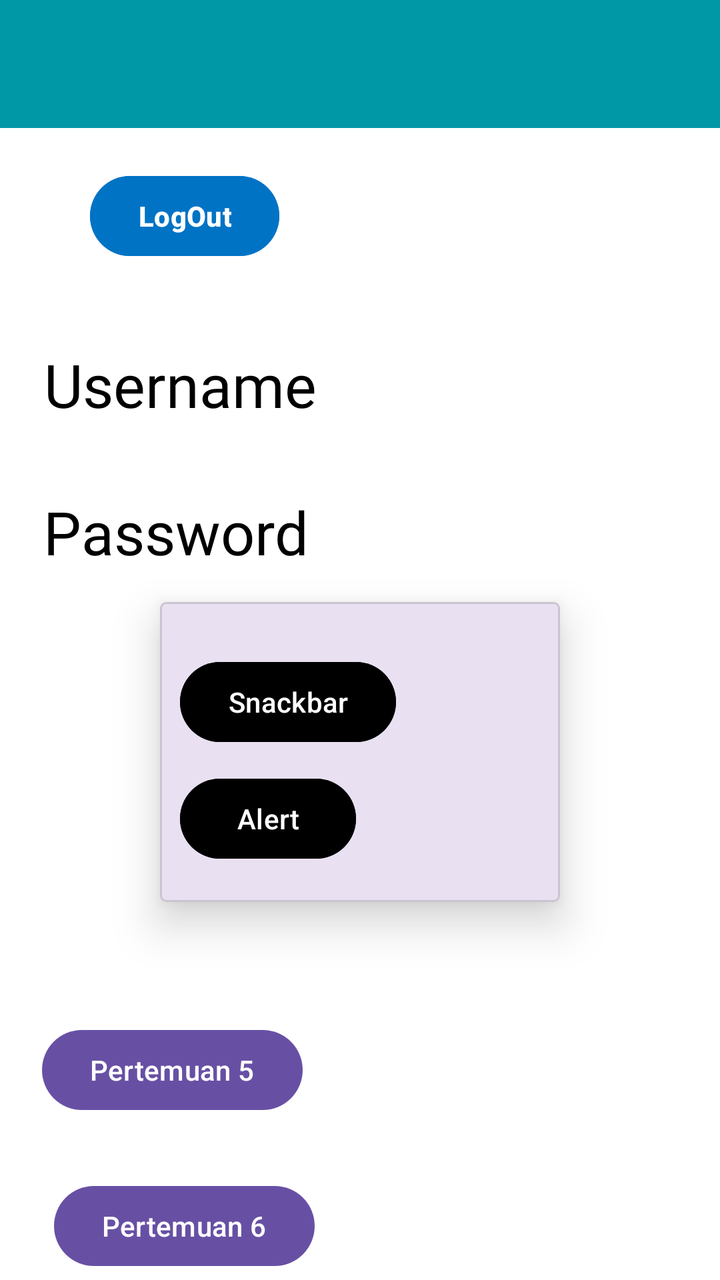
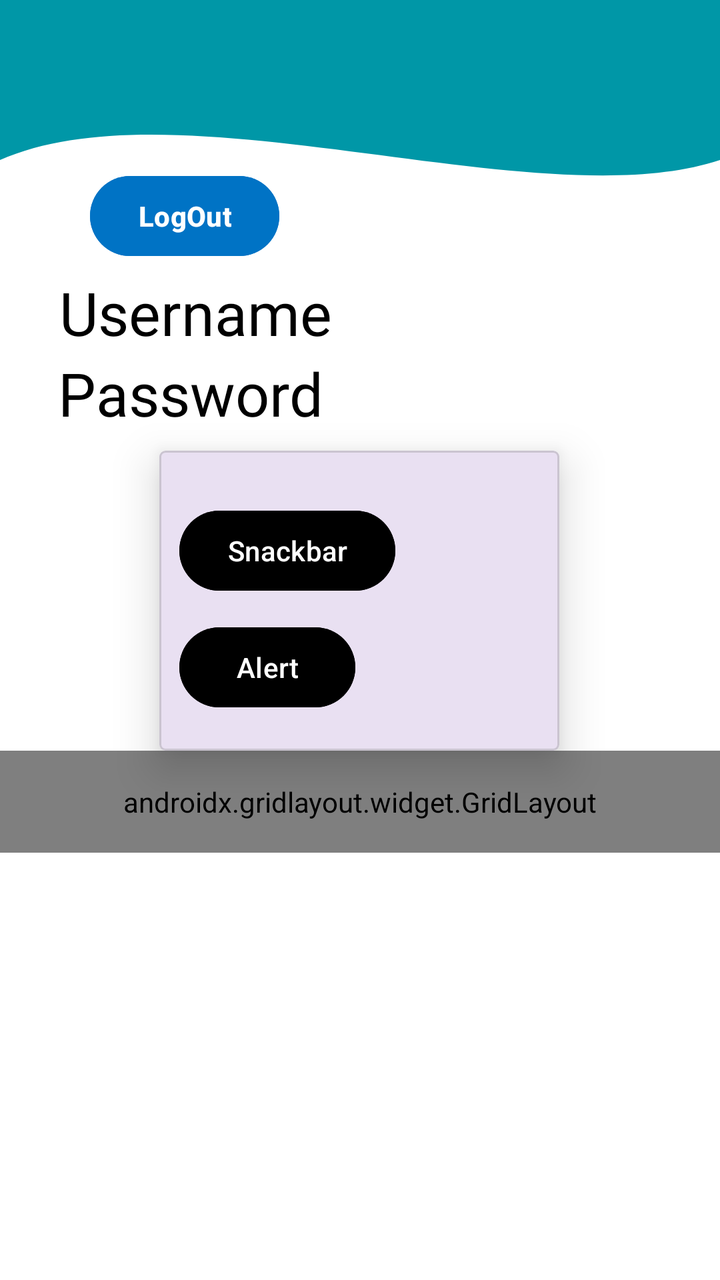

Screens rendered from an Android XML layout before and after an edit, with the pre-edit source and the edit as a unified diff.
<!-- AndroidManifest.xml: application theme Theme.Hanif_3TIA -->
<!-- res/layout/fragment_home.xml -->
<?xml version="1.0" encoding="utf-8"?>
<androidx.constraintlayout.widget.ConstraintLayout xmlns:android="http://schemas.android.com/apk/res/android"
    xmlns:tools="http://schemas.android.com/tools"
    android:layout_width="match_parent"
    android:layout_height="match_parent"
    xmlns:app="http://schemas.android.com/apk/res-auto"
    tools:context=".Home.HomeFragment"
    android:background="#FFFFFF">

    

    <androidx.appcompat.widget.Toolbar
        android:id="@+id/toolbar"
        android:layout_width="match_parent"
        android:layout_height="?attr/actionBarSize"

        android:background="#0097A7"
        app:layout_constraintEnd_toEndOf="parent"
        app:layout_constraintHorizontal_bias="1.0"
        app:layout_constraintStart_toStartOf="parent"
        app:layout_constraintTop_toTopOf="parent" />

    <TextView
        android:id="@+id/txtUsername"
        android:layout_width="wrap_content"
        android:layout_height="wrap_content"
        android:layout_marginTop="40dp"
        android:fontFamily="@font/harmonyos_sans_black"
        android:text="Username"
        android:textColor="@color/black"
        android:textSize="30dp"
        app:layout_constraintEnd_toEndOf="parent"
        app:layout_constraintHorizontal_bias="0.098"
        app:layout_constraintStart_toStartOf="parent"
        app:layout_constraintTop_toBottomOf="@+id/btnLogout" />

    <TextView
        android:id="@+id/txtPassword"
        android:layout_width="wrap_content"
        android:layout_height="wrap_content"
        android:fontFamily="@font/harmonyos_sans_black"
        android:text="Password"
        android:textColor="@color/black"
        android:textSize="30dp"
        app:layout_constraintBottom_toBottomOf="parent"
        app:layout_constraintEnd_toEndOf="parent"
        app:layout_constraintHorizontal_bias="0.095"
        app:layout_constraintStart_toStartOf="parent"
        app:layout_constraintTop_toBottomOf="@+id/txtUsername"
        app:layout_constraintVertical_bias="0.086" />


    
    <com.google.android.material.card.MaterialCardView
        android:id="@+id/materialCardView"
        android:layout_width="200dp"
        android:layout_height="150dp"
        app:cardCornerRadius="3dp"
        app:cardElevation="13dp"
        app:layout_constraintBottom_toBottomOf="parent"
        app:layout_constraintEnd_toEndOf="parent"
        app:layout_constraintStart_toStartOf="parent"
        app:layout_constraintTop_toBottomOf="@+id/txtPassword"
        app:layout_constraintVertical_bias="0.073">

        <androidx.constraintlayout.widget.ConstraintLayout
            android:layout_width="match_parent"
            android:layout_height="match_parent"
            android:layout_margin="10dp">

            <Button
                android:id="@+id/btnSnackBar"
                android:layout_width="wrap_content"
                android:layout_height="wrap_content"
                android:layout_marginTop="16dp"
                android:backgroundTint="@color/black"
                android:text="Snackbar"
                app:layout_constraintEnd_toEndOf="parent"
                app:layout_constraintHorizontal_bias="0.0"
                app:layout_constraintStart_toStartOf="parent"
                app:layout_constraintTop_toTopOf="parent" />

            <Button
                android:id="@+id/btnAlert"
                android:layout_width="wrap_content"
                android:layout_height="wrap_content"
                android:backgroundTint="@color/black"
                android:text="Alert"
                app:layout_constraintBottom_toBottomOf="parent"
                app:layout_constraintEnd_toEndOf="parent"
                app:layout_constraintHorizontal_bias="0.0"
                app:layout_constraintStart_toStartOf="parent"
                app:layout_constraintTop_toBottomOf="@+id/btnSnackBar"
                app:layout_constraintVertical_bias="0.578" />
        </androidx.constraintlayout.widget.ConstraintLayout>


    </com.google.android.material.card.MaterialCardView>

    <Button
        android:id="@+id/btnToLima"
        android:layout_width="wrap_content"
        android:layout_height="wrap_content"
        android:layout_marginTop="60dp"
        android:text="Pertemuan 5"
        app:layout_constraintEnd_toEndOf="parent"
        app:layout_constraintHorizontal_bias="0.092"
        app:layout_constraintStart_toStartOf="parent"
        app:layout_constraintTop_toBottomOf="@+id/materialCardView" />

    <Button
        android:id="@+id/btnLogout"
        android:layout_width="wrap_content"
        android:layout_height="wrap_content"
        android:layout_marginTop="20dp"
        android:backgroundTint="#0073C5"
        android:text="LogOut"
        android:textStyle="bold"
        app:layout_constraintEnd_toEndOf="parent"
        app:layout_constraintHorizontal_bias="0.17"
        app:layout_constraintStart_toStartOf="parent"
        app:layout_constraintTop_toBottomOf="@+id/toolbar" />

    <Button
        android:id="@+id/btntoEnam"
        android:layout_width="wrap_content"
        android:layout_height="wrap_content"
        android:layout_marginTop="28dp"
        android:text="Pertemuan 6"
        app:layout_constraintBottom_toBottomOf="parent"
        app:layout_constraintEnd_toEndOf="parent"
        app:layout_constraintHorizontal_bias="0.117"
        app:layout_constraintStart_toStartOf="parent"
        app:layout_constraintTop_toBottomOf="@+id/btnToLima"
        app:layout_constraintVertical_bias="0.382"/>

</androidx.constraintlayout.widget.ConstraintLayout>
<!-- resources referenced by this layout -->
<resources>
  <color name="black">#FF000000</color>
  <style name="Theme.Hanif_3TIA" parent="Base.Theme.Hanif_3TIA" />
  <style name="Base.Theme.Hanif_3TIA" parent="Theme.Material3.DayNight.NoActionBar">
          
          
      </style>
</resources>

<!-- the commit's change to res/layout/fragment_home.xml (unified diff, before → after) -->
@@ -8,6 +8,14 @@
     android:background="#FFFFFF">
 
     
+    <View
+        android:id="@+id/background_header"
+        android:layout_width="0dp"
+        android:layout_height="200dp"
+        android:background="@drawable/bg_header_wave"
+        app:layout_constraintStart_toStartOf="parent"
+        app:layout_constraintEnd_toEndOf="parent"
+        app:layout_constraintTop_toTopOf="parent" />
 
     <androidx.appcompat.widget.Toolbar
         android:id="@+id/toolbar"
@@ -20,17 +28,20 @@
         app:layout_constraintStart_toStartOf="parent"
         app:layout_constraintTop_toTopOf="parent" />
 
+
+    
+
     <TextView
         android:id="@+id/txtUsername"
         android:layout_width="wrap_content"
         android:layout_height="wrap_content"
-        android:layout_marginTop="40dp"
+        android:layout_marginTop="4dp"
         android:fontFamily="@font/harmonyos_sans_black"
         android:text="Username"
         android:textColor="@color/black"
         android:textSize="30dp"
         app:layout_constraintEnd_toEndOf="parent"
-        app:layout_constraintHorizontal_bias="0.098"
+        app:layout_constraintHorizontal_bias="0.132"
         app:layout_constraintStart_toStartOf="parent"
         app:layout_constraintTop_toBottomOf="@+id/btnLogout" />
 
@@ -44,13 +55,25 @@
         android:textSize="30dp"
         app:layout_constraintBottom_toBottomOf="parent"
         app:layout_constraintEnd_toEndOf="parent"
-        app:layout_constraintHorizontal_bias="0.095"
+        app:layout_constraintHorizontal_bias="0.128"
         app:layout_constraintStart_toStartOf="parent"
         app:layout_constraintTop_toBottomOf="@+id/txtUsername"
-        app:layout_constraintVertical_bias="0.086" />
+        app:layout_constraintVertical_bias="0.0" />
+
+    <Button
+        android:id="@+id/btnLogout"
+        android:layout_width="wrap_content"
+        android:layout_height="wrap_content"
+        android:layout_marginTop="20dp"
+        android:backgroundTint="#0073C5"
+        android:text="LogOut"
+        android:textStyle="bold"
+        app:layout_constraintEnd_toEndOf="parent"
+        app:layout_constraintHorizontal_bias="0.17"
+        app:layout_constraintStart_toStartOf="parent"
+        app:layout_constraintTop_toBottomOf="@+id/toolbar" />
 
 
-    
     <com.google.android.material.card.MaterialCardView
         android:id="@+id/materialCardView"
         android:layout_width="200dp"
@@ -59,9 +82,10 @@
         app:cardElevation="13dp"
         app:layout_constraintBottom_toBottomOf="parent"
         app:layout_constraintEnd_toEndOf="parent"
+        app:layout_constraintHorizontal_bias="0.497"
         app:layout_constraintStart_toStartOf="parent"
         app:layout_constraintTop_toBottomOf="@+id/txtPassword"
-        app:layout_constraintVertical_bias="0.073">
+        app:layout_constraintVertical_bias="0.032">
 
         <androidx.constraintlayout.widget.ConstraintLayout
             android:layout_width="match_parent"
@@ -97,41 +121,31 @@
 
     </com.google.android.material.card.MaterialCardView>
 
-    <Button
-        android:id="@+id/btnToLima"
-        android:layout_width="wrap_content"
+    <androidx.gridlayout.widget.GridLayout
+        android:id="@+id/gridMenu"
+        android:layout_width="0dp"
         android:layout_height="wrap_content"
-        android:layout_marginTop="60dp"
-        android:text="Pertemuan 5"
+        android:padding="16dp"
+        app:columnCount="1"
+        app:useDefaultMargins="true"
         app:layout_constraintEnd_toEndOf="parent"
-        app:layout_constraintHorizontal_bias="0.092"
         app:layout_constraintStart_toStartOf="parent"
-        app:layout_constraintTop_toBottomOf="@+id/materialCardView" />
-
-    <Button
-        android:id="@+id/btnLogout"
-        android:layout_width="wrap_content"
-        android:layout_height="wrap_content"
-        android:layout_marginTop="20dp"
-        android:backgroundTint="#0073C5"
-        android:text="LogOut"
-        android:textStyle="bold"
-        app:layout_constraintEnd_toEndOf="parent"
-        app:layout_constraintHorizontal_bias="0.17"
-        app:layout_constraintStart_toStartOf="parent"
-        app:layout_constraintTop_toBottomOf="@+id/toolbar" />
-
-    <Button
-        android:id="@+id/btntoEnam"
-        android:layout_width="wrap_content"
-        android:layout_height="wrap_content"
-        android:layout_marginTop="28dp"
-        android:text="Pertemuan 6"
-        app:layout_constraintBottom_toBottomOf="parent"
-        app:layout_constraintEnd_toEndOf="parent"
-        app:layout_constraintHorizontal_bias="0.117"
-        app:layout_constraintStart_toStartOf="parent"
-        app:layout_constraintTop_toBottomOf="@+id/btnToLima"
-        app:layout_constraintVertical_bias="0.382"/>
+        app:layout_constraintTop_toBottomOf="@+id/materialCardView">
+        <com.google.android.material.button.MaterialButton
+            android:text="Pertemuan 5"
+            app:layout_columnWeight="1"
+            android:id="@+id/btnToLima"
+            app:layout_gravity="fill_horizontal" />
+        <com.google.android.material.button.MaterialButton
+            android:text="Pertemuan 6"
+            android:id="@+id/btntoEnam"
+            app:layout_columnWeight="1"
+            app:layout_gravity="fill_horizontal" />
+        <com.google.android.material.button.MaterialButton
+            android:text="Pertemuan 9"
+            android:id="@+id/btntoSembilan"
+            app:layout_columnWeight="1"
+            app:layout_gravity="fill_horizontal" />
+    </androidx.gridlayout.widget.GridLayout>
 
 </androidx.constraintlayout.widget.ConstraintLayout>
<!-- resource entries referenced after the edit -->
@@ -1,6 +1,20 @@
 <!-- resources referenced by this layout -->
 <resources>
   <color name="black">#FF000000</color>
+  <!-- drawable bg_header_wave (drawable) -->
+  <?xml version="1.0" encoding="utf-8"?>
+  <vector xmlns:android="http://schemas.android.com/apk/res/android"
+      android:width="100dp"
+      android:height="100dp"
+      android:viewportWidth="100"
+      android:viewportHeight="100">
+      <path
+             android:fillColor="#0097A7"
+             android:pathData="M0,0 L100,0 L100,40 C75,55 25,20 0,40 Z" />
+  
+  
+  
+  </vector>
   <style name="Theme.Hanif_3TIA" parent="Base.Theme.Hanif_3TIA" />
   <style name="Base.Theme.Hanif_3TIA" parent="Theme.Material3.DayNight.NoActionBar">
           
